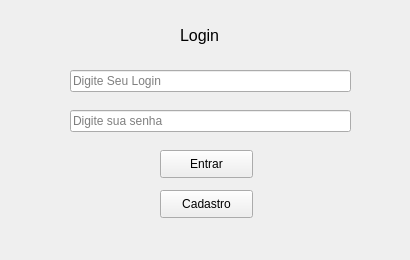
Old version of the form Login/tela_login.ui in the repository Tewdric/qt-Designer.
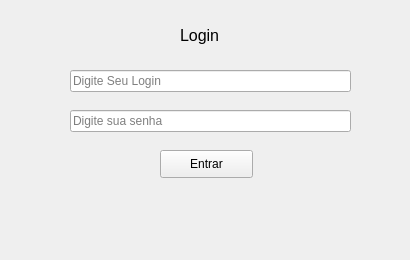
New version of the form.

What changed in the file:
```diff
--- a/Login/tela_login.ui
+++ b/Login/tela_login.ui
@@ -70,19 +70,6 @@
     <string>Login</string>
    </property>
   </widget>
-  <widget class="QPushButton" name="pushButton_cadastro">
-   <property name="geometry">
-    <rect>
-     <x>160</x>
-     <y>190</y>
-     <width>93</width>
-     <height>28</height>
-    </rect>
-   </property>
-   <property name="text">
-    <string>Cadastro</string>
-   </property>
-  </widget>
  </widget>
  <resources/>
  <connections/>
```
Left out of the diff: 3 changed lines with no effect on the pictures.
